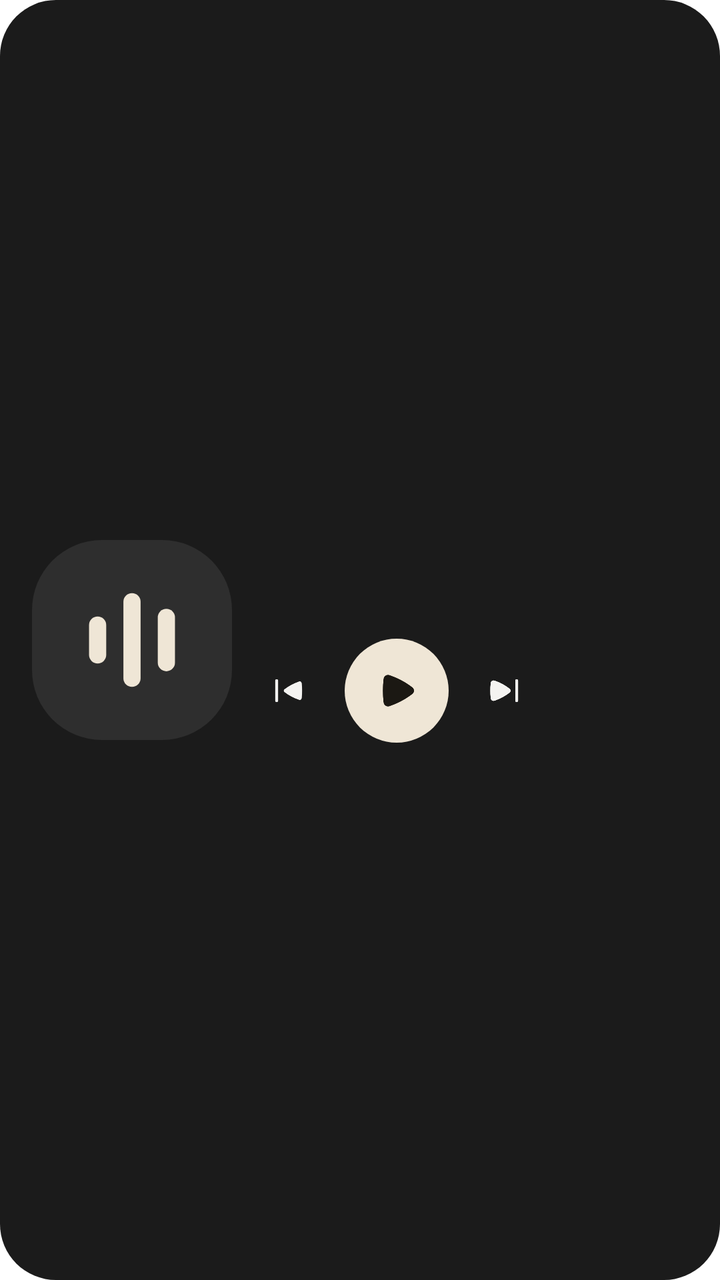
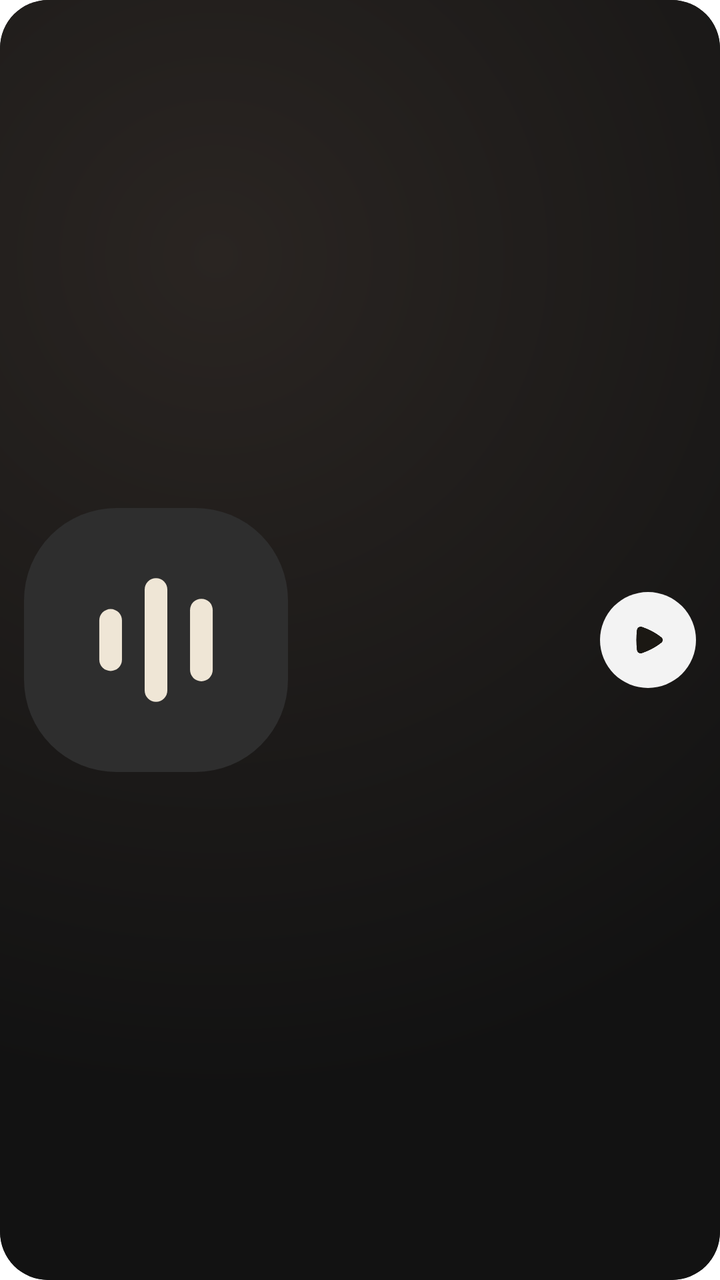

The first picture is an Android layout as it rendered before a commit; the second is the same layout after the commit. The layout source and the unified diff follow.
<!-- AndroidManifest.xml: fallback theme Theme.MaterialComponents.DayNight.NoActionBar -->
<!-- res/layout/harmoni_widget_wide.xml -->
<FrameLayout xmlns:android="http://schemas.android.com/apk/res/android"
    android:id="@+id/harmoni_widget_root"
    android:layout_width="match_parent"
    android:layout_height="match_parent">

  <ImageView
      android:id="@+id/harmoni_widget_bg"
      android:layout_width="match_parent"
      android:layout_height="match_parent"
      android:scaleType="fitXY"
      android:src="@drawable/harmoni_widget_bg"
      android:importantForAccessibility="no" />

  <LinearLayout
      android:layout_width="match_parent"
      android:layout_height="match_parent"
      android:gravity="center_vertical"
      android:orientation="horizontal"
      android:paddingStart="16dp"
      android:paddingEnd="16dp"
      android:paddingTop="12dp"
      android:paddingBottom="12dp">

    <ImageView
        android:id="@+id/harmoni_widget_art"
        android:layout_width="100dp"
        android:layout_height="100dp"
        android:scaleType="centerCrop"
        android:src="@drawable/harmoni_widget_placeholder"
        android:importantForAccessibility="no" />

    <LinearLayout
        android:layout_width="0dp"
        android:layout_height="wrap_content"
        android:layout_marginStart="14dp"
        android:layout_weight="1"
        android:orientation="vertical">

      <TextView
          android:id="@+id/harmoni_widget_title"
          android:layout_width="match_parent"
          android:layout_height="wrap_content"
          android:ellipsize="end"
          android:fontFamily="sans-serif-medium"
          android:maxLines="1"
          android:textColor="#F4F3F1"
          android:textSize="17sp" />

      <TextView
          android:id="@+id/harmoni_widget_artist"
          android:layout_width="match_parent"
          android:layout_height="wrap_content"
          android:layout_marginTop="1dp"
          android:ellipsize="end"
          android:maxLines="1"
          android:textColor="#B8B6B1"
          android:textSize="14sp" />

      <LinearLayout
          android:layout_width="wrap_content"
          android:layout_height="wrap_content"
          android:layout_marginTop="8dp"
          android:layout_marginStart="-8dp"
          android:gravity="center_vertical"
          android:orientation="horizontal">

        <ImageButton
            android:id="@+id/harmoni_widget_prev"
            android:layout_width="44dp"
            android:layout_height="44dp"
            android:background="@drawable/harmoni_widget_btn_bg"
            android:contentDescription="Previous"
            android:padding="10dp"
            android:scaleType="fitCenter"
            android:src="@drawable/harmoni_prev" />

        <ImageButton
            android:id="@+id/harmoni_widget_play"
            android:layout_width="52dp"
            android:layout_height="52dp"
            android:layout_marginStart="6dp"
            android:layout_marginEnd="6dp"
            android:background="@drawable/harmoni_widget_play_bg"
            android:contentDescription="Play"
            android:padding="13dp"
            android:scaleType="fitCenter"
            android:src="@drawable/harmoni_play" />

        <ImageButton
            android:id="@+id/harmoni_widget_next"
            android:layout_width="44dp"
            android:layout_height="44dp"
            android:background="@drawable/harmoni_widget_btn_bg"
            android:contentDescription="Next"
            android:padding="10dp"
            android:scaleType="fitCenter"
            android:src="@drawable/harmoni_next" />
      </LinearLayout>
    </LinearLayout>
  </LinearLayout>
</FrameLayout>
<!-- resources referenced by this layout -->
<resources>
  <!-- drawable harmoni_next (drawable) -->
  <vector xmlns:android="http://schemas.android.com/apk/res/android"
      android:width="24dp" android:height="24dp"
      android:viewportWidth="24" android:viewportHeight="24">
    <path android:fillColor="#F4F3F1" android:fillType="nonZero" android:pathData="M18.75 7a.75.75 0 0 0-1.5 0v10a.75.75 0 0 0 1.5 0zm-4.296 3.945c.69.534.69 1.576 0 2.11a25.5 25.5 0 0 1-7.073 3.863l-.466.166c-.87.308-1.79-.28-1.907-1.178a30.3 30.3 0 0 1 0-7.812c.118-.898 1.037-1.486 1.907-1.177l.466.165a25.5 25.5 0 0 1 7.073 3.863"/>
  </vector>
  <!-- drawable harmoni_play (drawable) -->
  <vector xmlns:android="http://schemas.android.com/apk/res/android"
      android:width="24dp" android:height="24dp"
      android:viewportWidth="24" android:viewportHeight="24">
    <path android:fillColor="#1B1813" android:fillType="nonZero" android:pathData="M19.266 13.516a1.917 1.917 0 0 0 0-3.032A35.8 35.8 0 0 0 9.35 5.068l-.653-.232c-1.248-.443-2.567.401-2.736 1.69a42.5 42.5 0 0 0 0 10.948c.17 1.289 1.488 2.133 2.736 1.69l.653-.232a35.8 35.8 0 0 0 9.916-5.416"/>
  </vector>
  <!-- drawable harmoni_prev (drawable) -->
  <vector xmlns:android="http://schemas.android.com/apk/res/android"
      android:width="24dp" android:height="24dp"
      android:viewportWidth="24" android:viewportHeight="24">
    <path android:fillColor="#F4F3F1" android:fillType="nonZero" android:pathData="M6.75 7a.75.75 0 0 0-1.5 0v10a.75.75 0 0 0 1.5 0zm3.102 5.66a.834.834 0 0 1 0-1.32a25 25 0 0 1 6.935-3.787l.466-.165a.944.944 0 0 1 1.243.772a29.8 29.8 0 0 1 0 7.68a.944.944 0 0 1-1.243.772l-.466-.165a25 25 0 0 1-6.935-3.788"/>
  </vector>
  <!-- drawable harmoni_widget_bg (drawable) -->
  <shape xmlns:android="http://schemas.android.com/apk/res/android" android:shape="rectangle">
    <solid android:color="#1B1B1B"/>
    <corners android:radius="28dp"/>
  </shape>
  <!-- drawable harmoni_widget_btn_bg (drawable) -->
  <ripple xmlns:android="http://schemas.android.com/apk/res/android" android:color="#33FFFFFF">
    <item android:id="@android:id/mask">
      <shape android:shape="oval"><solid android:color="#FFFFFF"/></shape>
    </item>
  </ripple>
  <!-- drawable harmoni_widget_placeholder (drawable) -->
  <layer-list xmlns:android="http://schemas.android.com/apk/res/android">
    <item>
      <shape android:shape="rectangle">
        <solid android:color="#2E2E2E"/>
        <corners android:radius="14dp"/>
      </shape>
    </item>
    <item android:gravity="center" android:width="40dp" android:height="40dp">
      <vector android:width="40dp" android:height="40dp" android:viewportWidth="512" android:viewportHeight="512">
        <path android:fillColor="#EFE6D6" android:pathData="M168 196a22 22 0 0 1 22 22v76a22 22 0 0 1-44 0v-76a22 22 0 0 1 22-22z"/>
        <path android:fillColor="#EFE6D6" android:pathData="M256 136a22 22 0 0 1 22 22v196a22 22 0 0 1-44 0V158a22 22 0 0 1 22-22z"/>
        <path android:fillColor="#EFE6D6" android:pathData="M344 176a22 22 0 0 1 22 22v116a22 22 0 0 1-44 0V198a22 22 0 0 1 22-22z"/>
      </vector>
    </item>
  </layer-list>
  <!-- drawable harmoni_widget_play_bg (drawable) -->
  <shape xmlns:android="http://schemas.android.com/apk/res/android" android:shape="oval">
    <solid android:color="#EFE6D6"/>
  </shape>
</resources>

<!-- the commit's change to res/layout/harmoni_widget_wide.xml (unified diff, before → after) -->
@@ -1,14 +1,16 @@
 <FrameLayout xmlns:android="http://schemas.android.com/apk/res/android"
     android:id="@+id/harmoni_widget_root"
     android:layout_width="match_parent"
-    android:layout_height="match_parent">
+    android:layout_height="match_parent"
+    android:background="@drawable/harmoni_widget_shape"
+    android:clipToOutline="true">
 
   <ImageView
       android:id="@+id/harmoni_widget_bg"
       android:layout_width="match_parent"
       android:layout_height="match_parent"
-      android:scaleType="fitXY"
-      android:src="@drawable/harmoni_widget_bg"
+      android:scaleType="centerCrop"
+      android:src="@drawable/harmoni_widget_empty"
       android:importantForAccessibility="no" />
 
   <LinearLayout
@@ -16,16 +18,16 @@
       android:layout_height="match_parent"
       android:gravity="center_vertical"
       android:orientation="horizontal"
-      android:paddingStart="16dp"
-      android:paddingEnd="16dp"
-      android:paddingTop="12dp"
-      android:paddingBottom="12dp">
+      android:padding="12dp">
 
     <ImageView
         android:id="@+id/harmoni_widget_art"
-        android:layout_width="100dp"
-        android:layout_height="100dp"
-        android:scaleType="centerCrop"
+        android:layout_width="wrap_content"
+        android:layout_height="match_parent"
+        android:adjustViewBounds="true"
+        android:maxWidth="132dp"
+        android:maxHeight="132dp"
+        android:scaleType="fitCenter"
         android:src="@drawable/harmoni_widget_placeholder"
         android:importantForAccessibility="no" />
 
@@ -42,60 +44,30 @@
           android:layout_height="wrap_content"
           android:ellipsize="end"
           android:fontFamily="sans-serif-medium"
-          android:maxLines="1"
-          android:textColor="#F4F3F1"
+          android:maxLines="2"
+          android:textColor="#FFFFFF"
           android:textSize="17sp" />
 
       <TextView
           android:id="@+id/harmoni_widget_artist"
           android:layout_width="match_parent"
           android:layout_height="wrap_content"
-          android:layout_marginTop="1dp"
+          android:layout_marginTop="2dp"
           android:ellipsize="end"
           android:maxLines="1"
-          android:textColor="#B8B6B1"
+          android:textColor="#C8FFFFFF"
           android:textSize="14sp" />
+    </LinearLayout>
 
-      <LinearLayout
-          android:layout_width="wrap_content"
-          android:layout_height="wrap_content"
-          android:layout_marginTop="8dp"
-          android:layout_marginStart="-8dp"
-          android:gravity="center_vertical"
-          android:orientation="horizontal">
-
-        <ImageButton
-            android:id="@+id/harmoni_widget_prev"
-            android:layout_width="44dp"
-            android:layout_height="44dp"
-            android:background="@drawable/harmoni_widget_btn_bg"
-            android:contentDescription="Previous"
-            android:padding="10dp"
-            android:scaleType="fitCenter"
-            android:src="@drawable/harmoni_prev" />
-
-        <ImageButton
-            android:id="@+id/harmoni_widget_play"
-            android:layout_width="52dp"
-            android:layout_height="52dp"
-            android:layout_marginStart="6dp"
-            android:layout_marginEnd="6dp"
-            android:background="@drawable/harmoni_widget_play_bg"
-            android:contentDescription="Play"
-            android:padding="13dp"
-            android:scaleType="fitCenter"
-            android:src="@drawable/harmoni_play" />
-
-        <ImageButton
-            android:id="@+id/harmoni_widget_next"
-            android:layout_width="44dp"
-            android:layout_height="44dp"
-            android:background="@drawable/harmoni_widget_btn_bg"
-            android:contentDescription="Next"
-            android:padding="10dp"
-            android:scaleType="fitCenter"
-            android:src="@drawable/harmoni_next" />
-      </LinearLayout>
-    </LinearLayout>
+    <ImageButton
+        android:id="@+id/harmoni_widget_play"
+        android:layout_width="48dp"
+        android:layout_height="48dp"
+        android:layout_marginStart="8dp"
+        android:background="@drawable/harmoni_widget_play_bg"
+        android:contentDescription="Play"
+        android:padding="13dp"
+        android:scaleType="fitCenter"
+        android:src="@drawable/harmoni_play" />
   </LinearLayout>
 </FrameLayout>
<!-- resource entries referenced after the edit -->
@@ -1,34 +1,15 @@
 <!-- resources referenced by this layout -->
 <resources>
-  <!-- drawable harmoni_next (drawable) -->
-  <vector xmlns:android="http://schemas.android.com/apk/res/android"
-      android:width="24dp" android:height="24dp"
-      android:viewportWidth="24" android:viewportHeight="24">
-    <path android:fillColor="#F4F3F1" android:fillType="nonZero" android:pathData="M18.75 7a.75.75 0 0 0-1.5 0v10a.75.75 0 0 0 1.5 0zm-4.296 3.945c.69.534.69 1.576 0 2.11a25.5 25.5 0 0 1-7.073 3.863l-.466.166c-.87.308-1.79-.28-1.907-1.178a30.3 30.3 0 0 1 0-7.812c.118-.898 1.037-1.486 1.907-1.177l.466.165a25.5 25.5 0 0 1 7.073 3.863"/>
-  </vector>
   <!-- drawable harmoni_play (drawable) -->
   <vector xmlns:android="http://schemas.android.com/apk/res/android"
       android:width="24dp" android:height="24dp"
       android:viewportWidth="24" android:viewportHeight="24">
     <path android:fillColor="#1B1813" android:fillType="nonZero" android:pathData="M19.266 13.516a1.917 1.917 0 0 0 0-3.032A35.8 35.8 0 0 0 9.35 5.068l-.653-.232c-1.248-.443-2.567.401-2.736 1.69a42.5 42.5 0 0 0 0 10.948c.17 1.289 1.488 2.133 2.736 1.69l.653-.232a35.8 35.8 0 0 0 9.916-5.416"/>
   </vector>
-  <!-- drawable harmoni_prev (drawable) -->
-  <vector xmlns:android="http://schemas.android.com/apk/res/android"
-      android:width="24dp" android:height="24dp"
-      android:viewportWidth="24" android:viewportHeight="24">
-    <path android:fillColor="#F4F3F1" android:fillType="nonZero" android:pathData="M6.75 7a.75.75 0 0 0-1.5 0v10a.75.75 0 0 0 1.5 0zm3.102 5.66a.834.834 0 0 1 0-1.32a25 25 0 0 1 6.935-3.787l.466-.165a.944.944 0 0 1 1.243.772a29.8 29.8 0 0 1 0 7.68a.944.944 0 0 1-1.243.772l-.466-.165a25 25 0 0 1-6.935-3.788"/>
-  </vector>
-  <!-- drawable harmoni_widget_bg (drawable) -->
+  <!-- drawable harmoni_widget_empty (drawable) -->
   <shape xmlns:android="http://schemas.android.com/apk/res/android" android:shape="rectangle">
-    <solid android:color="#1B1B1B"/>
-    <corners android:radius="28dp"/>
+    <gradient android:type="radial" android:centerX="0.3" android:centerY="0.2" android:gradientRadius="420dp" android:startColor="#2A2522" android:endColor="#121212"/>
   </shape>
-  <!-- drawable harmoni_widget_btn_bg (drawable) -->
-  <ripple xmlns:android="http://schemas.android.com/apk/res/android" android:color="#33FFFFFF">
-    <item android:id="@android:id/mask">
-      <shape android:shape="oval"><solid android:color="#FFFFFF"/></shape>
-    </item>
-  </ripple>
   <!-- drawable harmoni_widget_placeholder (drawable) -->
   <layer-list xmlns:android="http://schemas.android.com/apk/res/android">
     <item>
@@ -47,7 +28,12 @@
   </layer-list>
   <!-- drawable harmoni_widget_play_bg (drawable) -->
   <shape xmlns:android="http://schemas.android.com/apk/res/android" android:shape="oval">
-    <solid android:color="#EFE6D6"/>
+    <solid android:color="#F2FFFFFF"/>
+  </shape>
+  <!-- drawable harmoni_widget_shape (drawable) -->
+  <shape xmlns:android="http://schemas.android.com/apk/res/android" android:shape="rectangle">
+    <solid android:color="#1B1B1B"/>
+    <corners android:radius="24dp"/>
   </shape>
 </resources>
 
